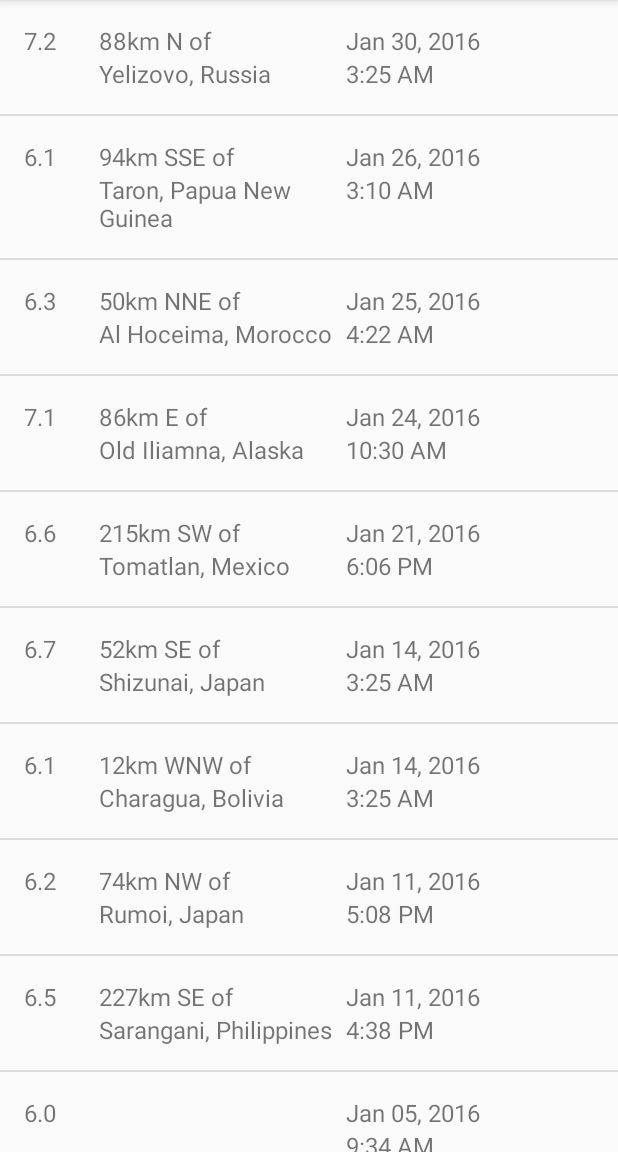
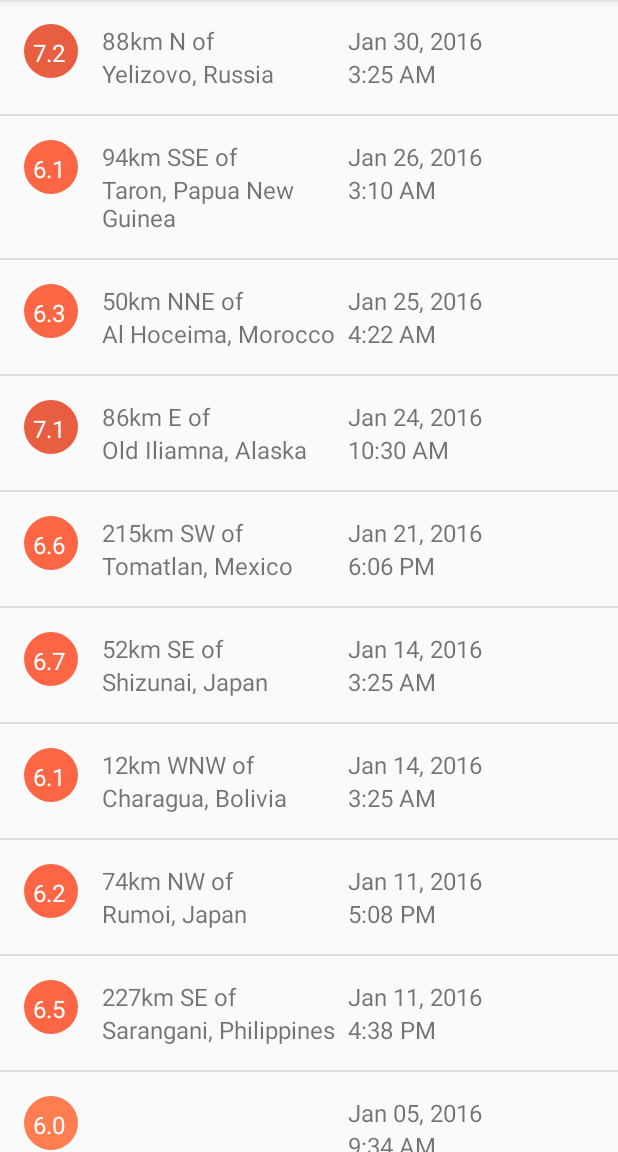
Before and after one commit to nagmak/ud843-QuakeReport-starting-point, an Android app: the screen it shows after launch (EarthquakeActivity), on a phone screen of 412 x 824 dp, the part 84-1236 px from its top. Run offline under Robolectric (Android 15) with nearby library versions, the phone set to English and light mode, and no system bars.

Commit message:
Added getMagnitudeColorID method, and used it to extract actual color for magnitude circle backgrounds

```diff
--- a/app/src/main/java/com/example/android/quakereport/EarthquakeAdapter.java
+++ b/app/src/main/java/com/example/android/quakereport/EarthquakeAdapter.java
@@ -1,6 +1,8 @@
 package com.example.android.quakereport;
 
 import android.app.Activity;
+import android.graphics.drawable.GradientDrawable;
+import android.support.v4.content.ContextCompat;
 import android.view.LayoutInflater;
 import android.view.View;
 import android.view.ViewGroup;
@@ -39,6 +41,11 @@ public class EarthquakeAdapter extends ArrayAdapter<Earthquake> {
         DecimalFormat decimalFormatter = new DecimalFormat("0.0");
         String magnitudeValue = decimalFormatter.format(currentQuake.getMagnitude());
         quakeMagnitudeTextView.setText(magnitudeValue);
+        GradientDrawable magnitudeCircle = (GradientDrawable) quakeMagnitudeTextView.getBackground();
+
+        // Returns magnitude color id, converts into the actual color value
+        int magnitudeColor = ContextCompat.getColor(getContext(), getMagnitudeColorID(currentQuake.getMagnitude()));
+        magnitudeCircle.setColor(magnitudeColor);
 
         // Sets location onto the layout
         TextView quakeDistanceTextView = (TextView) listItemView.findViewById(R.id.distance);
@@ -72,4 +79,42 @@ public class EarthquakeAdapter extends ArrayAdapter<Earthquake> {
 
         return listItemView;
     }
+
+    // Returns color resource ID for the background color of the corresponding magnitude
+    private int getMagnitudeColorID(double magnitude){
+        int magColorID = 0;
+
+        if (magnitude >= 0 && magnitude <= 2){
+            magColorID = R.color.magnitude1;
+        }
+        else if (magnitude > 2 && magnitude <= 3){
+            magColorID = R.color.magnitude2;
+        }
+        else if (magnitude > 3 && magnitude <= 4){
+            magColorID = R.color.magnitude3;
+        }
+        else if (magnitude > 4 && magnitude <= 5){
+            magColorID = R.color.magnitude4;
+        }
+        else if (magnitude > 5 && magnitude <= 6){
+            magColorID = R.color.magnitude5;
+        }
+        else if (magnitude > 6 && magnitude <= 7){
+            magColorID = R.color.magnitude6;
+        }
+        else if (magnitude > 7 && magnitude <= 8){
+            magColorID = R.color.magnitude7;
+        }
+        else if (magnitude > 8 && magnitude <= 9){
+            magColorID = R.color.magnitude8;
+        }
+        else if (magnitude > 9 && magnitude <= 10){
+            magColorID = R.color.magnitude9;
+        }
+        else if (magnitude > 10){
+            magColorID = R.color.magnitude10plus;
+        }
+
+        return magColorID;
+    }
 }
--- a/app/src/main/res/layout/earthquake_activity.xml
+++ b/app/src/main/res/layout/earthquake_activity.xml
@@ -23,16 +23,21 @@
     android:id="@+id/text_container">
 
     <TextView
-        android:layout_width="50dp"
-        android:layout_height="wrap_content"
+        android:layout_width="36dp"
+        android:layout_height="36dp"
+        android:paddingTop="8dp"
+        android:paddingLeft="6dp"
         android:text="7.2"
         android:textSize="16sp"
-        android:id="@+id/magnitude"/>
+        android:id="@+id/magnitude"
+        android:textColor="@android:color/white"
+        android:background="@drawable/magnitude_circle"/>
 
     <LinearLayout
         android:layout_width="0dp"
         android:layout_weight="1"
         android:layout_height="wrap_content"
+        android:layout_marginLeft="16dp"
         android:orientation="vertical">
 
         <TextView
```
